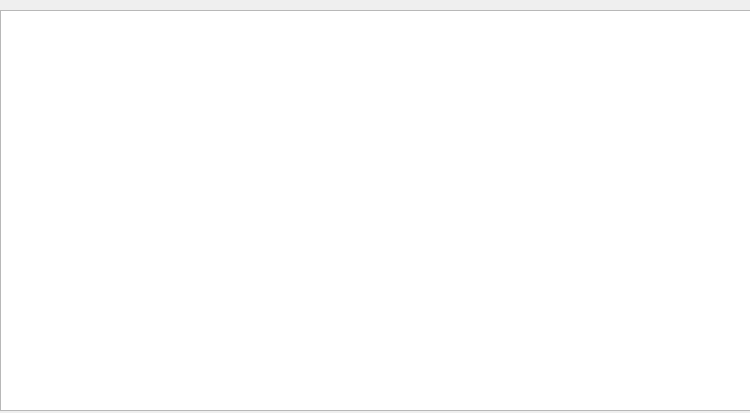
This is main.ui in AkhmedLostInShali/coffee as Qt 5 draws it before an edit. The edited form follows.
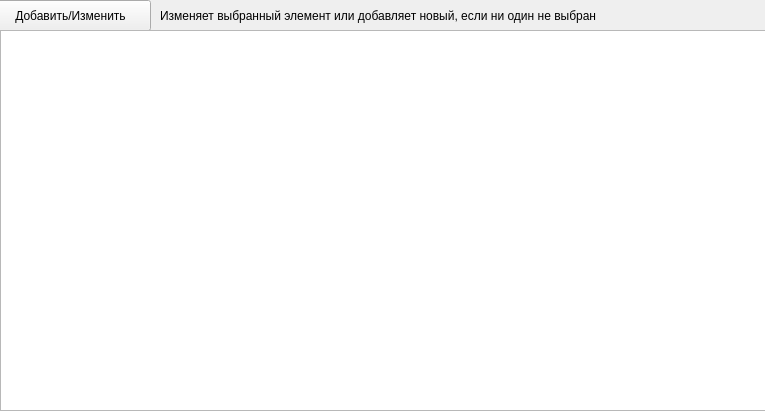
This is the edited form.

Commit message: capuccino task commit

The edit to the form file:
```diff
--- a/main.ui
+++ b/main.ui
@@ -6,24 +6,50 @@
    <rect>
     <x>0</x>
     <y>0</y>
-    <width>750</width>
-    <height>413</height>
+    <width>765</width>
+    <height>411</height>
    </rect>
   </property>
   <property name="windowTitle">
    <string>MainWindow</string>
   </property>
   <widget class="QWidget" name="centralwidget">
+   <widget class="QPushButton" name="pushButton">
+    <property name="geometry">
+     <rect>
+      <x>-10</x>
+      <y>0</y>
+      <width>161</width>
+      <height>31</height>
+     </rect>
+    </property>
+    <property name="text">
+     <string>Добавить/Изменить</string>
+    </property>
+   </widget>
    <widget class="QTableWidget" name="tableWidget">
     <property name="geometry">
      <rect>
       <x>0</x>
-      <y>10</y>
-      <width>751</width>
-      <height>401</height>
+      <y>30</y>
+      <width>771</width>
+      <height>381</height>
      </rect>
     </property>
    </widget>
+   <widget class="QLabel" name="label">
+    <property name="geometry">
+     <rect>
+      <x>160</x>
+      <y>0</y>
+      <width>591</width>
+      <height>31</height>
+     </rect>
+    </property>
+    <property name="text">
+     <string>Изменяет выбранный элемент или добавляет новый, если ни один не выбран</string>
+    </property>
+   </widget>
   </widget>
  </widget>
  <resources/>
```
The commit also changes 2 other files.
